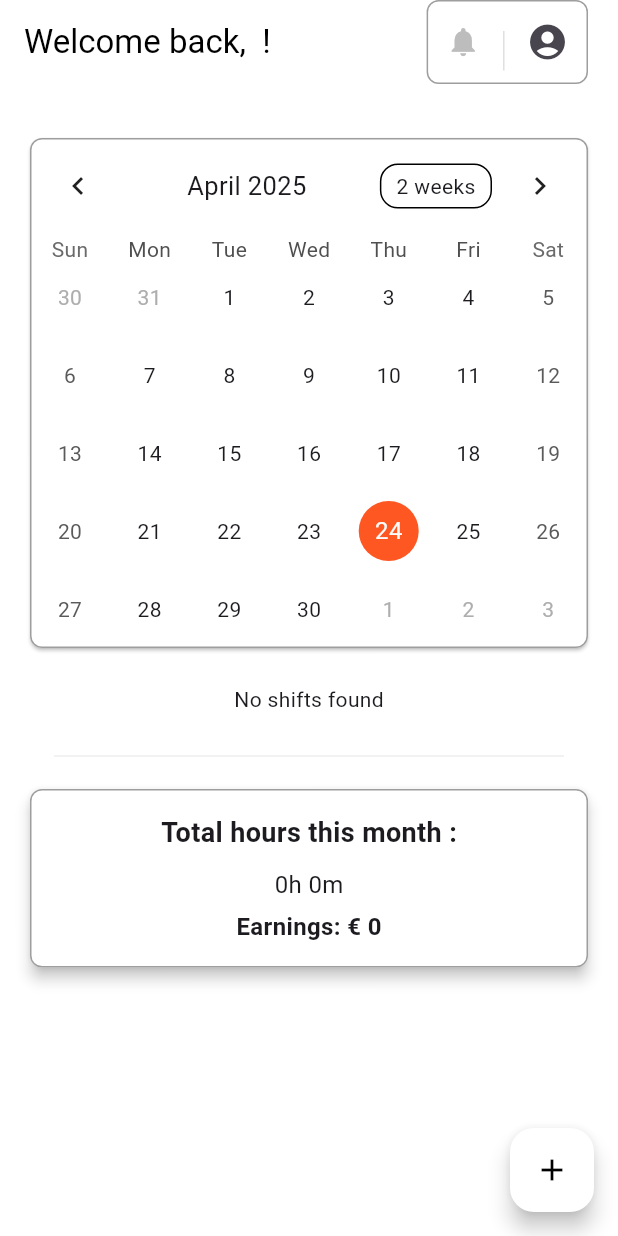
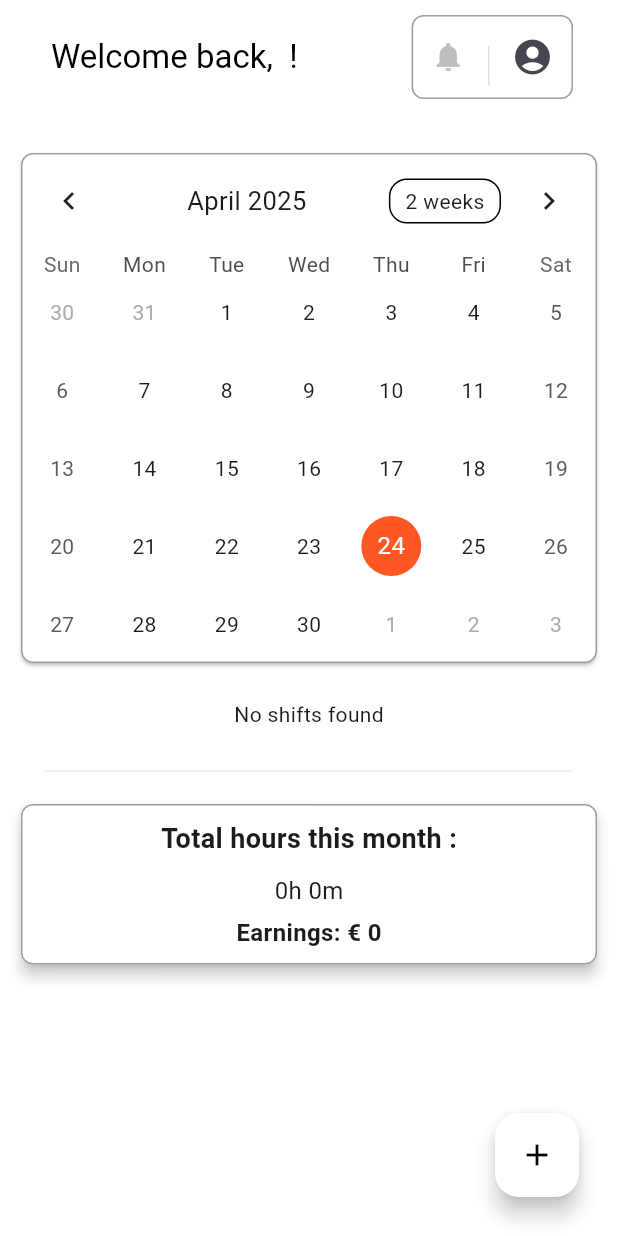
Before and after one commit to konkazazis/onion, a Flutter app: the MainScreen screen opened directly with empty values, on a phone screen of 412 x 824 dp. Run offline on Flutter 3.47's test engine with Material 3 defaults, Android fonts, the phone set to English and light mode, and no system bars; drawn by our look-alikes of table_calendar; our stand-ins replace cloud_firestore, firebase_auth, firebase_core, fluttertoast, google_fonts; accounts and stored records are empty; generated files the repository leaves out were written again; network calls fail.

Commit message:
visual fixes

```diff
--- a/lib/dashboard_screen.dart
+++ b/lib/dashboard_screen.dart
@@ -146,7 +146,8 @@ class _DashboardScreenState extends State<DashboardScreen> {
       appBar: AppBar(
         backgroundColor: Colors.transparent,
         elevation: 0,
-        title: Text.rich(
+        title:
+        Padding(padding: EdgeInsets.only(left: 8), child: Text.rich(
           TextSpan(
             text: 'Welcome back, ',
             style: TextStyle(color: Colors.black),
@@ -158,7 +159,7 @@ class _DashboardScreenState extends State<DashboardScreen> {
               TextSpan(text: ' !'), // Exclamation mark
             ],
           ),
-        ),
+        )),
         actions: [
           Padding(
               padding: EdgeInsets.only(right: 20.0),
@@ -223,7 +224,7 @@ class _DashboardScreenState extends State<DashboardScreen> {
       ),
       body: SingleChildScrollView(
         child: Padding(
-          padding: const EdgeInsets.symmetric(horizontal: 16.0, vertical: 32.0),
+          padding: const EdgeInsets.symmetric(vertical: 32.0),
           child: Column(
             crossAxisAlignment: CrossAxisAlignment.start,
             children: [
@@ -306,15 +307,17 @@ class _DashboardScreenState extends State<DashboardScreen> {
                       ? const Center(child: Text("No shifts found"))
                       :  Column(
                           children: [
-                            Align(
-                              alignment: Alignment.centerLeft,
-                              child:
+                            Padding(
+                              padding: EdgeInsets.only(left: 10),
+                              child:  Align(
+                                alignment: Alignment.centerLeft,
+                                child:
                                 Text(
                                   DateFormat("EEEE, d 'of' MMMM").format(_selectedDay),
                                   textAlign: TextAlign.start,
                                   style: TextStyle(fontSize: 18), // optional style
                                 ),
-                            ),
+                              )),
                             Divider(
                               color: Colors.grey[200],
                               thickness: 1,
--- a/lib/main_screen.dart
+++ b/lib/main_screen.dart
@@ -41,7 +41,10 @@ class _MainScreenState extends State<MainScreen> {
   @override
   Widget build(BuildContext context) {
     return Scaffold(
-      body: _pages[_selectedIndex], // Only one active screen
+      body:
+      Padding(padding: EdgeInsets.all(10),
+        child: _pages[_selectedIndex],
+      )
       // bottomNavigationBar: BottomNavBar(
       //   currentIndex: _selectedIndex,
       //   onTap: _onItemTapped,
--- a/lib/widgets/shift_card.dart
+++ b/lib/widgets/shift_card.dart
@@ -25,7 +25,7 @@ class ShiftCard extends StatelessWidget {
           ),
         ),
         child: Padding(
-          padding: const EdgeInsets.all(16.0),
+          padding: const EdgeInsets.all(10.0),
           child: Column(
             mainAxisSize: MainAxisSize.min,
             children: [
```
